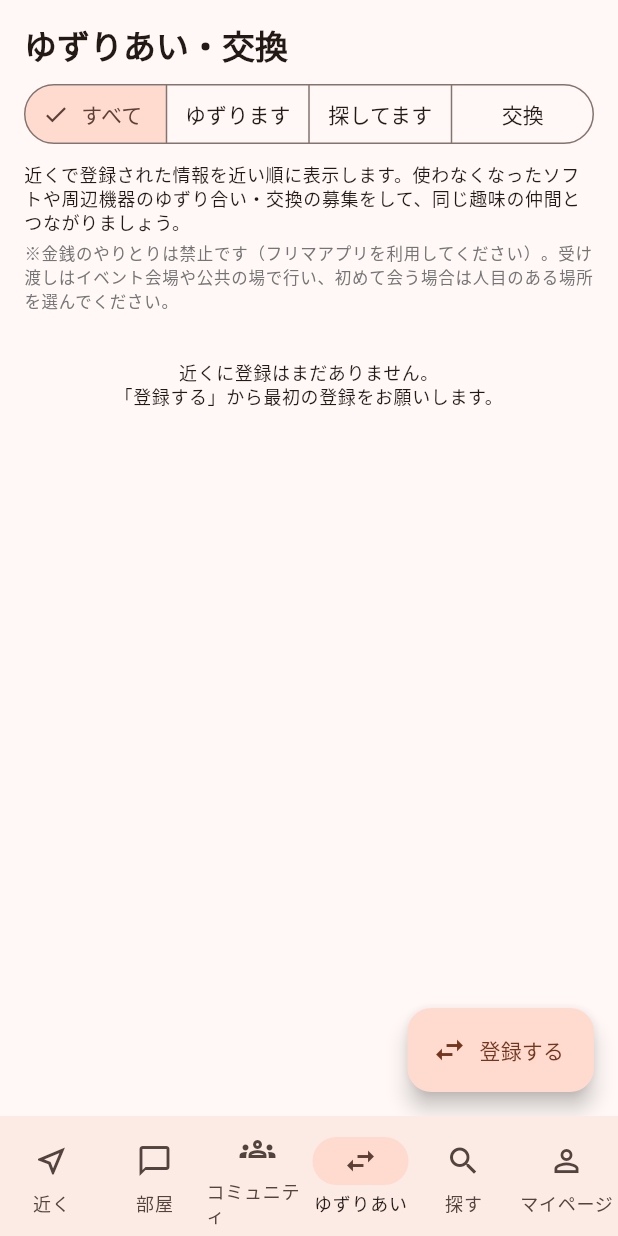
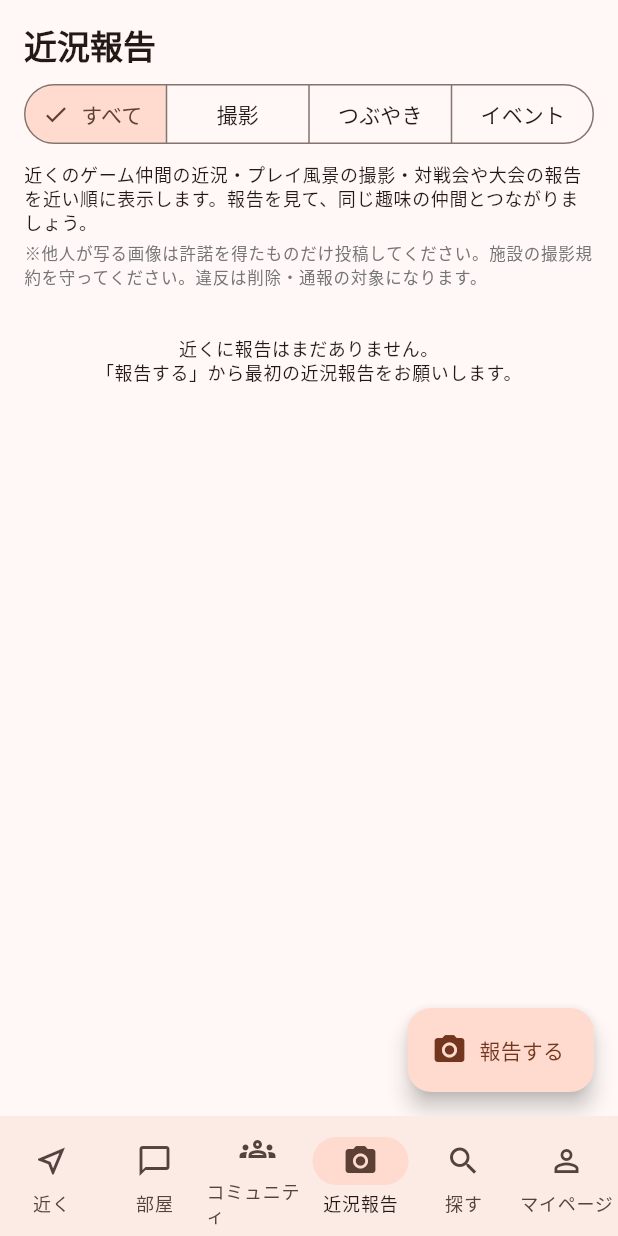
Before and after one commit to daichiyabunaka-rgb/Gametomo-app-prototype, a Flutter app: the HomeShell screen opened directly, item 4 of the bottom bar chosen, on a phone screen of 412 x 824 dp. Run offline on Flutter 3.47's test engine with Material 3 defaults, Android fonts, the phone set to English and light mode, and no system bars; our stand-ins replace flutter_map, geolocator, google_maps_flutter, image_picker, latlong2, share_plus and 2 more; accounts and stored records are empty.

Commit message:
ゲーとも！「ゆずりあい・交換」→「近況報告」への変更 + kind差し替え（give/wanted/trade → shoot/post/event・DBは0016でgame_goods_exchanges→game_reportsへ・app_stateのparts*残留名もgame*へ修正） + version 1.0.1+3
Generated by Mistral Vibe.
Co-Authored-By: Mistral Vibe <vibe@mistral.ai>

```diff
--- a/app/lib/src/mock/mock_data.dart
+++ b/app/lib/src/mock/mock_data.dart
@@ -291,7 +291,7 @@ List<Recruitment> seedRecruitments(DateTime now, List<AppUser> generalUsers) {
   ];
 }
 
-/// ゆずりあい・交換のシード。anchor（現在地）からの相対距離で配置する。
+/// 近況報告のシード。anchor（現在地）からの相対距離で配置する。
 /// id が 'cx-seed-' 始まりのものは GPS 更新のたびに再配置される
 /// （AppState.applyGps を参照）。
 class _ExchangeSeedSpec {
@@ -313,11 +313,11 @@ const List<_ExchangeSeedSpec> _exchangeSeedSpecs = [
   _ExchangeSeedSpec(
     'cx-seed-1',
     'u-goods-hina',
-    'give',
-    'ゲームソフト（中古・箱説明書付き）',
+    'shoot',
+    '新作のゲームセンターで対戦風景を撮影しました',
     'ゲームセンター 桜荘 周辺',
-    '新しいソフトを買ったので、'
-        '使ってくださる方にゆずります。手渡し前提です。',
+    '新作の格闘の練習をしていました。'
+        '一緒に練習できる仲間を募集しています。',
     0.3,
     -0.6,
     Duration(hours: 2),
@@ -325,11 +325,11 @@ const List<_ExchangeSeedSpec> _exchangeSeedSpecs = [
   _ExchangeSeedSpec(
     'cx-seed-2',
     'u-beginner-nana',
-    'wanted',
-    'コントローラー（中古可）を探しています',
+    'post',
+    'シーズンのランク戦が始まりました',
     '駅前広場 周辺',
-    '故障してしまったので同じものを探しています。不要グッズとの'
-        '交換の対応も可能です。DMお待ちしています。',
+    '今シーズンは新しいロールに挑戦しています。'
+        '同じ作品を遊ぶ方と情報交換したいです。',
     -0.2,
     0.8,
     Duration(hours: 5),
@@ -337,23 +337,23 @@ const List<_ExchangeSeedSpec> _exchangeSeedSpecs = [
   _ExchangeSeedSpec(
     'cx-seed-3',
     'u-tonpu-miu',
-    'trade',
-    'チェスの駒セットとボードゲームを交換します',
+    'event',
+    'カードゲームの店内大会に参加してきました',
     '市役所裏の公園 周辺',
-    '一度も遊んでいないため交換希望です。状態は写真で'
-        '送ります。公共の場所で受け渡しできます。',
+    '初参加でしたが気持ちよく遊べて楽しかったです。'
+        '常連さんにルールも教えてもらえました。',
     -0.9,
     -0.3,
     Duration(hours: 26),
   ),
 ];
 
-List<GameGoodsExchange> buildSeedGameGoodsExchanges(
+List<GameReport> buildSeedGameReports(
     DateTime now, double anchorLat, double anchorLng) {
   final cos = (anchorLat * math.pi / 180.0).abs().clamp(0.01, 1.0);
   return [
     for (final s in _exchangeSeedSpecs)
-      GameGoodsExchange(
+      GameReport(
         id: s.id,
         posterId: s.posterId,
         kind: s.kind,
--- a/app/lib/src/models.dart
+++ b/app/lib/src/models.dart
@@ -412,25 +412,25 @@ class CommunityEvent {
   }
 }
 
-/// ゲームグッズの「ゆずりあい・交換」掲示板（近隣での情報共有）。
-/// kind: 'give'   = ゲームグッズをゆずります
-///       'wanted' = ゲームグッズを探しています
-///       'trade'  = 交換します
-/// 金銭取引は行わない（ゲームセンターの入口前・駅前広場での受け渡し・ゆずり合い前提）。
-class GameGoodsExchange {
+/// ゲームの「近況報告」掲示板（近隣での近況・写真・イベント報告の共有）。
+/// kind: 'shoot' = 撮影（プレイ風景・ゲームソフト・筐体の写真の報告）
+///       'post'  = つぶやき（近況・ひとことの報告）
+///       'event' = イベント（対戦会・大会等の報告）
+/// 他人が写る画像は許諾を確認できたもののみ投稿する。
+class GameReport {
   final String id;
   final String posterId;
-  final String kind; // 'give' | 'wanted' | 'trade'
-  final String itemDescription; // グッズ名（ソフト・コントローラー・フィギュア等の状態など）
-  final String areaName; // 受け渡し希望地域やイベント名
-  final String detail; // 状態・受け渡し方法の自由記述
+  final String kind; // 'shoot' | 'post' | 'event'
+  final String itemDescription; // タイトル（ゲーム・できごとなど）
+  final String areaName; // 場所（ゲームセンター・店名）
+  final String detail; // 近況・ハイライトの自由記述
   final String? photoPath; // 投稿写真（端末内パス or 公開URL）
   final double lat;
   final double lng;
   final DateTime createdAt;
-  bool closed; // 完了（受け渡し・交換が成立した等）
+  bool closed; // 完了（一覧から非表示にした）
 
-  GameGoodsExchange({
+  GameReport({
     required this.id,
     required this.posterId,
     required this.kind,
@@ -444,14 +444,14 @@ class GameGoodsExchange {
     this.closed = false,
   });
 
-  /// ゆずります
-  bool get isGive => kind == 'give';
+  /// 撮影の報告
+  bool get isShoot => kind == 'shoot';
 
-  /// 探しています
-  bool get isWanted => kind == 'wanted';
+  /// つぶやき（近況・ひとこと）
+  bool get isPost => kind == 'post';
 
-  /// 交換します
-  bool get isTrade => kind == 'trade';
+  /// イベントの報告
+  bool get isEvent => kind == 'event';
 }
 
 class ChatMessage {
--- a/app/lib/src/screens/game_goods_exchange_create_sheet.dart
+++ b/app/lib/src/screens/game_report_create_sheet.dart
@@ -6,9 +6,9 @@ import 'package:image_picker/image_picker.dart';
 import '../services/app_state.dart';
 import '../services/icon_service.dart';
 
-/// ゆずりあい・交換の登録シート（FR-7-1相当）。
-/// kind: 'give'（ゆずります）/ 'wanted'（探しています）/ 'trade'（交換します）
-Future<void> showGameGoodsExchangeCreateSheet(BuildContext context) {
+/// 近況報告の登録シート（FR-7-1相当）。
+/// kind: 'shoot'（撮影）/ 'post'（つぶやき）/ 'event'（イベント）
+Future<void> showGameReportCreateSheet(BuildContext context) {
   return showModalBottomSheet<void>(
     context: context,
     isScrollControlled: true,
@@ -27,8 +27,8 @@ class _CreateSheetState extends State<_CreateSheet> {
   final _itemDescription = TextEditingController();
   final _areaName = TextEditingController();
   final _detail = TextEditingController();
-  String _kind = 'give';
-  String? _photoPath; // 選択した投稿写真（null=未選択, ''=解除）
+  String _kind = 'shoot';
+  String? _photoPath; // 選択した報告写真（null=未選択, ''=解除）
   bool _submitting = false;
 
   @override
@@ -50,7 +50,7 @@ class _CreateSheetState extends State<_CreateSheet> {
     if (!_isValid || _submitting) return;
     setState(() => _submitting = true);
     try {
-      await appState.registerGameGoodsExchange(
+      await appState.registerGameReport(
         kind: _kind,
         itemDescription: _itemDescription.text.trim(),
         areaName: _areaName.text.trim(),
@@ -63,7 +63,7 @@ class _CreateSheetState extends State<_CreateSheet> {
         setState(() => _submitting = false);
         ScaffoldMessenger.of(context).showSnackBar(
           const SnackBar(
-            content: Text('登録に失敗しました。通信状況を確認してください'),
+            content: Text('報告に失敗しました。通信状況を確認してください'),
             behavior: SnackBarBehavior.floating,
           ),
         );
@@ -74,7 +74,7 @@ class _CreateSheetState extends State<_CreateSheet> {
     Navigator.of(context).pop();
     ScaffoldMessenger.of(context).showSnackBar(
       const SnackBar(
-        content: Text('登録しました。近くのユーザーに表示されます'),
+        content: Text('報告しました。近くのユーザーに表示されます'),
         behavior: SnackBarBehavior.floating,
       ),
     );
@@ -92,26 +92,26 @@ class _CreateSheetState extends State<_CreateSheet> {
           mainAxisSize: MainAxisSize.min,
           crossAxisAlignment: CrossAxisAlignment.start,
           children: [
-            Text('ゆずりあい・交換を登録する',
+            Text('近況報告を投稿する',
                 style: theme.textTheme.titleLarge!
                     .copyWith(fontWeight: FontWeight.bold)),
             const SizedBox(height: 8),
             SegmentedButton<String>(
               segments: const [
                 ButtonSegment(
-                  value: 'give',
-                  icon: Icon(Icons.redeem),
-                  label: Text('ゆずります'),
+                  value: 'shoot',
+                  icon: Icon(Icons.photo_camera),
+                  label: Text('撮影'),
                 ),
                 ButtonSegment(
-                  value: 'wanted',
-                  icon: Icon(Icons.search),
-                  label: Text('探してます'),
+                  value: 'post',
+                  icon: Icon(Icons.chat_bubble_outline),
+                  label: Text('つぶやき'),
                 ),
                 ButtonSegment(
-                  value: 'trade',
-                  icon: Icon(Icons.swap_horiz),
-                  label: Text('交換します'),
+                  value: 'event',
+                  icon: Icon(Icons.celebration),
+                  label: Text('イベント'),
                 ),
               ],
               selected: {_kind},
@@ -119,14 +119,14 @@ class _CreateSheetState extends State<_CreateSheet> {
             ),
             const SizedBox(height: 4),
             Text(
-              _kind == 'give'
-                  ? '使わなくなったゲームグッズをゆずる場合の登録です。\n'
-                      '※金銭のやりとりは禁止です。受け渡しはゲームセンターの入口前や公共の場で行ってください。'
-                  : _kind == 'wanted'
-                      ? '探しているゲームグッズの登録です。\n'
-                          '※個人の住所・連絡先は記入しないでください。DMでやりとりしましょう。'
-                      : 'ゲームグッズの交換の登録です。\n'
-                          '※金銭のやりとりは禁止です。同価値での交換を前提とし、条件はDMで相談してください。',
+              _kind == 'shoot'
+                  ? 'プレイ風景・ゲームソフト・筐体の写真の報告です。\n'
+                      '※他人が写る画像は許諾を得たものだけ投稿してください。'
+                  : _kind == 'post'
+                      ? '近況・ひとことのつぶやきです。\n'
+                          '※ランクの伸びや新作の感想など、ゲーム仲間に伝えたい近況を報告しましょう。'
+                      : '対戦会・大会・イベントの報告です。\n'
+                          '※会場・出場者のルールと許諾を守ってください。',
               style: theme.textTheme.labelSmall!
                   .copyWith(color: Colors.grey.shade600),
             ),
@@ -135,16 +135,16 @@ class _CreateSheetState extends State<_CreateSheet> {
               controller: _itemDescription,
               maxLength: 40,
               decoration: const InputDecoration(
-                labelText: '用品の内容',
-                hintText: '例: ゲームソフト（中古・箱説明書付き）',
+                labelText: 'タイトル（ゲーム・できごとなど）',
+                hintText: '例: 対戦会のプレイ風景を撮影してきました',
                 border: OutlineInputBorder(),
                 counterText: '',
               ),
             ),
             const SizedBox(height: 12),
 
-            // ------------------------------ 投稿写真（任意）
-            Text('写真（任意。状態が伝わる写真を）',
+            // ------------------------------ 報告写真（任意）
+            Text('写真（任意。報告の画像を）',
                 style: theme.textTheme.titleSmall),
             const SizedBox(height: 8),
             Row(
@@ -185,10 +185,10 @@ class _CreateSheetState extends State<_CreateSheet> {
             TextField(
               controller: _areaName,
               maxLength: 30,
-              decoration: InputDecoration(
-                labelText: _kind == 'wanted' ? '探している地域・イベント名' : '受け渡し希望の地域・イベント名',
-                hintText: '例: ○○市周辺 / ○○ゲームセンターの入口前',
-                border: const OutlineInputBorder(),
+              decoration: const InputDecoration(
+                labelText: '場所',
+                hintText: '例: ○○ゲームセンター / ○○ゲームショップ',
+                border: OutlineInputBorder(),
                 counterText: '',
               ),
             ),
@@ -198,8 +198,8 @@ class _CreateSheetState extends State<_CreateSheet> {
               maxLines: 3,
               maxLength: 200,
               decoration: const InputDecoration(
-                labelText: '状態・条件・受け渡し方法など',
-                hintText: '例: 使用済み・揃い済み。○○ゲームセンターの入口前で受け渡しできます',
+                labelText: '近況・ハイライトなど',
+                hintText: '例: 初参加でしたが勝ち越せました。今度一緒にどうですか',
                 border: OutlineInputBorder(),
               ),
             ),
@@ -210,7 +210,7 @@ class _CreateSheetState extends State<_CreateSheet> {
                 onPressed: (_isValid && !_submitting) ? _submit : null,
                 child: const Padding(
                   padding: EdgeInsets.symmetric(vertical: 14),
-                  child: Text('登録する'),
+                  child: Text('報告する'),
                 ),
               ),
             ),
--- a/app/lib/src/screens/game_goods_exchanges_page.dart
+++ b/app/lib/src/screens/game_reports_page.dart
@@ -6,37 +6,38 @@ import '../models.dart';
 import '../services/app_state.dart';
 import '../util/format.dart';
 import 'chat_screen.dart';
-import 'game_goods_exchange_create_sheet.dart';
+import 'game_report_create_sheet.dart';
 import 'user_detail_screen.dart';
 import 'widgets.dart';
 
-/// 「ゆずりあい・交換」タブ: ゲームグッズのゆずり合い・交換の情報を近隣で
-/// 共有する（FR-7-1〜7-4 相当）。
-/// 金銭取引は本アプリでは行わない（ゲームセンターの入口前・公共の場での受け渡し前提）。
-class GameGoodsExchangesPage extends StatefulWidget {
-  const GameGoodsExchangesPage({super.key});
+/// 「近況報告」タブ: ゲームの近況・撮影・イベントの報告を近隣で共有する
+/// （FR-7-1〜7-4 相当）。
+/// kind: 'shoot'（撮影）/ 'post'（つぶやき）/ 'event'（イベント）。
+/// 他人が写る画像は許諾を確認できたもののみ投稿する。
+class GameReportsPage extends StatefulWidget {
+  const GameReportsPage({super.key});
 
   @override
-  State<GameGoodsExchangesPage> createState() => _GameGoodsExchangesPageState();
+  State<GameReportsPage> createState() => _GameReportsPageState();
 }
 
-class _GameGoodsExchangesPageState extends State<GameGoodsExchangesPage> {
-  String _filter = 'all'; // 'all' | 'give' | 'wanted' | 'trade'
+class _GameReportsPageState extends State<GameReportsPage> {
+  String _filter = 'all'; // 'all' | 'shoot' | 'post' | 'event'
 
   @override
   Widget build(BuildContext context) {
     final theme = Theme.of(context);
     return Scaffold(
       floatingActionButton: FloatingActionButton.extended(
-        onPressed: () => showGameGoodsExchangeCreateSheet(context),
-        icon: const Icon(Icons.swap_horiz),
-        label: const Text('登録する'),
+        onPressed: () => showGameReportCreateSheet(context),
+        icon: const Icon(Icons.photo_camera),
+        label: const Text('報告する'),
       ),
       body: SafeArea(
         child: ListenableBuilder(
           listenable: appState,
           builder: (context, _) {
-            final all = appState.partsExchanges;
+            final all = appState.gameReports;
             final items = _filter == 'all'
                 ? all
                 : all.where((p) => p.kind == _filter).toList();
@@ -47,7 +48,7 @@ class _GameGoodsExchangesPageState extends State<GameGoodsExchangesPage> {
                 padding: const EdgeInsets.all(16),
                 children: [
                   Text(
-                    'ゆずりあい・交換',
+                    '近況報告',
                     style: theme.textTheme.titleLarge!.copyWith(
                       fontWeight: FontWeight.bold,
                     ),
@@ -56,9 +57,9 @@ class _GameGoodsExchangesPageState extends State<GameGoodsExchangesPage> {
                   SegmentedButton<String>(
                     segments: const [
                       ButtonSegment(value: 'all', label: Text('すべて')),
-                      ButtonSegment(value: 'give', label: Text('ゆずります')),
-                      ButtonSegment(value: 'wanted', label: Text('探してます')),
-                      ButtonSegment(value: 'trade', label: Text('交換')),
+                      ButtonSegment(value: 'shoot', label: Text('撮影')),
+                      ButtonSegment(value: 'post', label: Text('つぶやき')),
+                      ButtonSegment(value: 'event', label: Text('イベント')),
                     ],
                     selected: {_filter},
                     onSelectionChanged: (s) =>
@@ -66,16 +67,15 @@ class _GameGoodsExchangesPageState extends State<GameGoodsExchangesPage> {
                   ),
                   const SizedBox(height: 8),
                   Text(
-                    '近くで登録された情報を近い順に表示します。使わなくなったソフトや'
-                    '周辺機器のゆずり合い・交換の募集をして、同じ趣味の仲間と'
-                    'つながりましょう。',
+                    '近くのゲーム仲間の近況・プレイ風景の撮影・対戦会や大会の'
+                    '報告を近い順に表示します。報告を見て、'
+                    '同じ趣味の仲間とつながりましょう。',
                     style: theme.textTheme.bodySmall,
                   ),
                   const SizedBox(height: 4),
                   Text(
-                    '※金銭のやりとりは禁止です（フリマアプリを利用してください）。'
-                    '受け渡しはイベント会場や公共の場で行い、'
-                    '初めて会う場合は人目のある場所を選んでください。',
+                    '※他人が写る画像は許諾を得たものだけ投稿してください。'
+                    '施設の撮影規約を守ってください。違反は削除・通報の対象になります。',
                     style: theme.textTheme.labelSmall!.copyWith(
                       color: Colors.grey.shade600,
                     ),
@@ -85,14 +85,14 @@ class _GameGoodsExchangesPageState extends State<GameGoodsExchangesPage> {
                       padding: const EdgeInsets.all(32),
                       child: Center(
                         child: Text(
-                          '近くに登録はまだありません。\n'
-                          '「登録する」から最初の登録をお願いします。',
+                          '近くに報告はまだありません。\n'
+                          '「報告する」から最初の近況報告をお願いします。',
                           textAlign: TextAlign.center,
                           style: theme.textTheme.bodySmall,
                         ),
                       ),
                     ),
-                  for (final d in items) _exchangeCard(context, d),
+                  for (final d in items) _reportCard(context, d),
                   const SizedBox(height: 80),
                 ],
               ),
@@ -103,25 +103,26 @@ class _GameGoodsExchangesPageState extends State<GameGoodsExchangesPage> {
     );
   }
 
-  Widget _exchangeCard(BuildContext context, GameGoodsExchange d) {
+  Widget _reportCard(BuildContext context, GameReport d) {
     final theme = Theme.of(context);
     final poster = appState.userById(d.posterId);
     final isMine = d.posterId == appState.me!.id;
     final now = DateTime.now();
-    final giveColor = Colors.teal.shade700;
-    final wantedColor = Colors.red.shade700;
-    final tradeColor = Colors.indigo.shade700;
-    final color =
-        d.isGive ? giveColor : (d.isWanted ? wantedColor : tradeColor);
-    final bg = d.isGive
+    final shootColor = Colors.teal.shade700;
+    final postColor = Colors.blue.shade700;
+    final eventColor = Colors.deepPurple.shade700;
+    final color = d.isShoot
+        ? shootColor
+        : (d.isPost ? postColor : eventColor);
+    final bg = d.isShoot
         ? Colors.teal.shade50
-        : (d.isWanted ? Colors.red.shade50 : Colors.indigo.shade50);
-    final border = d.isGive
+        : (d.isPost ? Colors.blue.shade50 : Colors.deepPurple.shade50);
+    final border = d.isShoot
         ? Colors.teal.shade200
-        : (d.isWanted ? Colors.red.shade200 : Colors.indigo.shade200);
-    final label = d.isGive
-        ? 'ゆずります'
-        : (d.isWanted ? '探してます' : '交換');
+        : (d.isPost ? Colors.blue.shade200 : Colors.deepPurple.shade200);
+    final label = d.isShoot
+        ? '撮影'
+        : (d.isPost ? 'つぶやき' : 'イベント');
     return Card(
       margin: const EdgeInsets.only(top: 10),
       child: Padding(
@@ -178,8 +179,8 @@ class _GameGoodsExchangesPageState extends State<GameGoodsExchangesPage> {
                 Icon(Icons.schedule, size: 14, color: Colors.grey.shade600),
                 const SizedBox(width: 2),
                 Text(
-                  '${elapsedLabel(d.createdAt, now)}の登録 / '
-                  '${appState.partsExchangeDistanceLabel(d)}',
+                  '${elapsedLabel(d.createdAt, now)}の報告 / '
+                  '${appState.gameReportDistanceLabel(d)}',
                   style: theme.textTheme.bodySmall,
                 ),
               ],
@@ -248,14 +249,14 @@ class _GameGoodsExchangesPageState extends State<GameGoodsExchangesPage> {
     );
   }
 
-  bool _hasPhoto(GameGoodsExchange d) {
+  bool _hasPhoto(GameReport d) {
     final p = d.photoPath ?? '';
     if (p.isEmpty) return false;
     if (p.startsWith('http')) return true;
     return File(p).existsSync();
   }
 
-  Widget _photoImage(GameGoodsExchange d, double height) {
+  Widget _photoImage(GameReport d, double height) {
     final p = d.photoPath!;
     final Widget image;
     if (p.startsWith('http')) {
@@ -275,7 +276,7 @@ class _GameGoodsExchangesPageState extends State<GameGoodsExchangesPage> {
   }
 
   /// 写真を全画面で見る
-  void _showPhoto(BuildContext context, GameGoodsExchange d) {
+  void _showPhoto(BuildContext context, GameReport d) {
     showDialog<void>(
       context: context,
       builder: (dialogContext) => Dialog(
@@ -289,14 +290,14 @@ class _GameGoodsExchangesPageState extends State<GameGoodsExchangesPage> {
     );
   }
 
-  Future<void> _confirmClose(BuildContext context, GameGoodsExchange d) async {
+  Future<void> _confirmClose(BuildContext context, GameReport d) async {
     final confirmed = await showDialog<bool>(
       context: context,
       builder: (dialogContext) => AlertDialog(
         title: const Text('完了にしますか？'),
         content: const Text(
-          '受け渡し・交換が成立した場合に設定します。'
-          '完了にした登録は一覧から表示されなくなります。',
+          '報告を一覧から外す場合に設定します。'
+          '完了にした報告は一覧から表示されなくなります。',
         ),
         actions: [
           TextButton(
@@ -311,7 +312,7 @@ class _GameGoodsExchangesPageState extends State<GameGoodsExchangesPage> {
       ),
     );
     if (confirmed != true) return;
-    await appState.closeGameGoodsExchange(d.id);
+    await appState.closeGameReport(d.id);
     if (context.mounted) {
       ScaffoldMessenger.of(context).showSnackBar(
         const SnackBar(
--- a/app/lib/src/screens/home_shell.dart
+++ b/app/lib/src/screens/home_shell.dart
@@ -4,10 +4,10 @@ import 'communities_page.dart';
 import 'explore_page.dart';
 import 'my_page.dart';
 import 'near_page.dart';
-import 'game_goods_exchanges_page.dart';
+import 'game_reports_page.dart';
 import 'rooms_page.dart';
 
-/// ホーム: 近く / 部屋 / コミュニティ / ゆずりあい / 探す / マイページ（仕様書 8 章参照）
+/// ホーム: 近く / 部屋 / コミュニティ / 近況報告 / 探す / マイページ（仕様書 8 章参照）
 class HomeShell extends StatefulWidget {
   const HomeShell({super.key});
 
@@ -27,7 +27,7 @@ class _HomeShellState extends State<HomeShell> {
           NearPage(),
           RoomsPage(),
           CommunitiesPage(),
-          GameGoodsExchangesPage(),
+          GameReportsPage(),
           ExplorePage(),
           MyPage(),
         ],
@@ -52,9 +52,9 @@ class _HomeShellState extends State<HomeShell> {
             label: 'コミュニティ',
           ),
           NavigationDestination(
-            icon: Icon(Icons.swap_horiz_outlined),
-            selectedIcon: Icon(Icons.swap_horiz),
-            label: 'ゆずりあい',
+            icon: Icon(Icons.photo_camera_outlined),
+            selectedIcon: Icon(Icons.photo_camera),
+            label: '近況報告',
           ),
           NavigationDestination(
             icon: Icon(Icons.search),
--- a/app/lib/src/services/icon_service.dart
+++ b/app/lib/src/services/icon_service.dart
@@ -7,7 +7,7 @@ import 'package:supabase_flutter/supabase_flutter.dart';
 
 import 'app_config.dart';
 
-/// 画像の取得と保存（アイコン・ゆずりあい・交換の投稿写真など）。
+/// 画像の取得と保存（アイコン・近況報告の投稿写真など）。
 /// - すべての画像は指定サイズに自動リサイズされ、JPEG品質を下げて
 ///   ファイル容量を抑える（ベータ: アイコン 400px/品質70、投稿写真 800px/品質70）
 /// - モックモード: リサイズ済み画像をアプリ専用領域に保存
@@ -27,7 +27,7 @@ class IconService {
     );
   }
 
-  /// ゆずりあい・交換の投稿写真（800px・品質70。十分伝わり、容量は1/10以下）
+  /// 近況報告の投稿写真（800px・品質70。十分伝わり、容量は1/10以下）
   Future<String?> pickExchangeItemPhoto(ImageSource source) {
     return _pickAndSave(
       source,
--- a/app/pubspec.yaml
+++ b/app/pubspec.yaml
@@ -16,7 +16,7 @@ publish_to: 'none' # Remove this line if you wish to publish to pub.dev
 # https://developer.apple.com/library/archive/documentation/General/Reference/InfoPlistKeyReference/Articles/CoreFoundationKeys.html
 # In Windows, build-name is used as the major, minor, and patch parts
 # of the product and file versions while build-number is used as the build suffix.
-version: 1.0.0+2
+version: 1.0.1+3
 
 environment:
   sdk: ^3.13.7
```
Also changed, not shown: app/lib/src/services/app_state.dart (+41 -41 lines), app/lib/src/services/supabase_data.dart (+13 -13 lines), app/lib/src/util/mock_persist.dart (+7 -7 lines), 3 other files.
